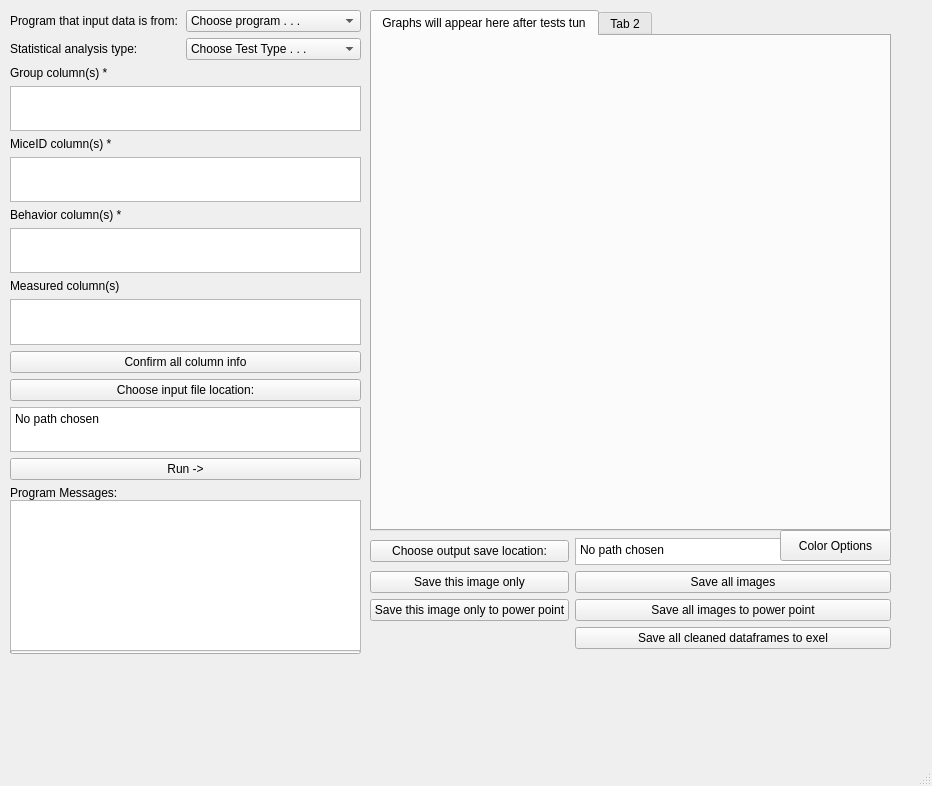
Above: mainwindow.ui from ZelikowskyLab/autograph_behavior before the change. Below: the same form after it.
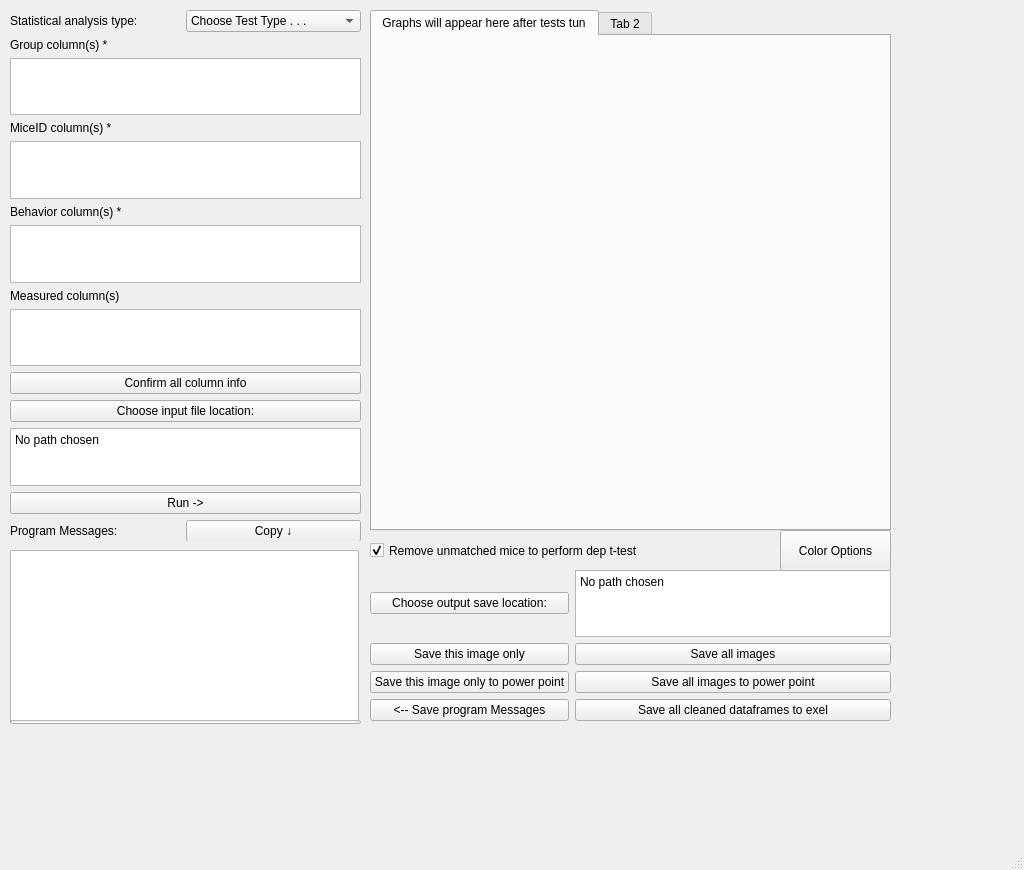
That is the form after the change.

Commit message: Improved dep ttest and ui

The edit to the form file:
```diff
--- a/mainwindow.ui
+++ b/mainwindow.ui
@@ -6,8 +6,8 @@
    <rect>
     <x>0</x>
     <y>0</y>
-    <width>932</width>
-    <height>786</height>
+    <width>1024</width>
+    <height>870</height>
    </rect>
   </property>
   <property name="windowTitle">
@@ -29,7 +29,7 @@
       <x>10</x>
       <y>10</y>
       <width>351</width>
-      <height>491</height>
+      <height>531</height>
      </rect>
     </property>
     <layout class="QGridLayout" name="input_params">
@@ -45,109 +45,52 @@
      <property name="horizontalSpacing">
       <number>5</number>
      </property>
-     <item row="18" column="0">
-      <widget class="QLabel" name="prog_msgs_label">
+     <item row="16" column="0">
+      <widget class="QPushButton" name="run_button">
        <property name="text">
-        <string>Program Messages:</string>
+        <string>Run -&gt;</string>
        </property>
       </widget>
      </item>
-     <item row="0" column="0">
-      <layout class="QHBoxLayout" name="horizontalLayout_2">
-       <item>
-        <widget class="QLabel" name="analysis_type_2">
-         <property name="text">
-          <string>Program that input data is from:</string>
-         </property>
-        </widget>
-       </item>
-       <item>
-        <widget class="QComboBox" name="analysis_type_combo_2">
-         <item>
-          <property name="text">
-           <string>Choose program . . .</string>
-          </property>
-         </item>
-         <item>
-          <property name="text">
-           <string>Observer</string>
-          </property>
-         </item>
-         <item>
-          <property name="text">
-           <string>Ethovision</string>
-          </property>
-         </item>
-        </widget>
-       </item>
-      </layout>
-     </item>
-     <item row="3" column="0">
+     <item row="2" column="0">
       <widget class="QLabel" name="grp_cols_label">
        <property name="text">
         <string>Group column(s) *</string>
        </property>
       </widget>
      </item>
-     <item row="4" column="0">
+     <item row="3" column="0">
       <widget class="QPlainTextEdit" name="grp_cols_input"/>
      </item>
-     <item row="7" column="0">
-      <widget class="QLabel" name="beh_cols_label">
-       <property name="text">
-        <string>Behavior column(s) *</string>
-       </property>
-      </widget>
-     </item>
-     <item row="16" column="0">
-      <widget class="QTextBrowser" name="in_location_text">
-       <property name="html">
-        <string>&lt;!DOCTYPE HTML PUBLIC &quot;-//W3C//DTD HTML 4.0//EN&quot; &quot;http://www.w3.org/TR/REC-html40/strict.dtd&quot;&gt;
-&lt;html&gt;&lt;head&gt;&lt;meta name=&quot;qrichtext&quot; content=&quot;1&quot; /&gt;&lt;meta charset=&quot;utf-8&quot; /&gt;&lt;style type=&quot;text/css&quot;&gt;
-p, li { white-space: pre-wrap; }
-hr { height: 1px; border-width: 0; }
-li.unchecked::marker { content: &quot;\2610&quot;; }
-li.checked::marker { content: &quot;\2612&quot;; }
-&lt;/style&gt;&lt;/head&gt;&lt;body style=&quot; font-family:'Segoe UI'; font-size:9pt; font-weight:400; font-style:normal;&quot;&gt;
-&lt;p style=&quot; margin-top:0px; margin-bottom:0px; margin-left:0px; margin-right:0px; -qt-block-indent:0; text-indent:0px;&quot;&gt;No path chosen&lt;/p&gt;&lt;/body&gt;&lt;/html&gt;</string>
-       </property>
-      </widget>
-     </item>
      <item row="14" column="0">
-      <widget class="QPushButton" name="confirm_col_info_button">
-       <property name="text">
-        <string>Confirm all column info</string>
-       </property>
-      </widget>
-     </item>
-     <item row="8" column="0">
-      <widget class="QPlainTextEdit" name="beh_cols_input"/>
-     </item>
-     <item row="12" column="0">
-      <widget class="QPlainTextEdit" name="measured_cols_input"/>
-     </item>
-     <item row="15" column="0">
       <widget class="QPushButton" name="in_location_button">
        <property name="text">
         <string>Choose input file location:</string>
        </property>
       </widget>
      </item>
-     <item row="10" column="0">
-      <widget class="QLabel" name="measured_cols_label">
-       <property name="text">
-        <string>Measured column(s)</string>
-       </property>
-      </widget>
+     <item row="7" column="0">
+      <widget class="QPlainTextEdit" name="beh_cols_input"/>
      </item>
      <item row="17" column="0">
-      <widget class="QPushButton" name="run_button">
-       <property name="text">
-        <string>Run -&gt;</string>
-       </property>
-      </widget>
+      <layout class="QHBoxLayout" name="horizontalLayout_2">
+       <item>
+        <widget class="QLabel" name="prog_msgs_label_2">
+         <property name="text">
+          <string>Program Messages:</string>
+         </property>
+        </widget>
+       </item>
+       <item>
+        <widget class="QPushButton" name="copy_prog_msgs">
+         <property name="text">
+          <string>Copy ↓</string>
+         </property>
+        </widget>
+       </item>
+      </layout>
      </item>
-     <item row="1" column="0">
+     <item row="0" column="0">
       <layout class="QHBoxLayout" name="horizontalLayout">
        <item>
         <widget class="QLabel" name="analysis_type">
@@ -183,14 +126,52 @@
       </layout>
      </item>
      <item row="5" column="0">
+      <widget class="QPlainTextEdit" name="mice_cols_input"/>
+     </item>
+     <item row="13" column="0">
+      <widget class="QPushButton" name="confirm_col_info_button">
+       <property name="text">
+        <string>Confirm all column info</string>
+       </property>
+      </widget>
+     </item>
+     <item row="15" column="0">
+      <widget class="QTextBrowser" name="in_location_text">
+       <property name="html">
+        <string>&lt;!DOCTYPE HTML PUBLIC &quot;-//W3C//DTD HTML 4.0//EN&quot; &quot;http://www.w3.org/TR/REC-html40/strict.dtd&quot;&gt;
+&lt;html&gt;&lt;head&gt;&lt;meta name=&quot;qrichtext&quot; content=&quot;1&quot; /&gt;&lt;meta charset=&quot;utf-8&quot; /&gt;&lt;style type=&quot;text/css&quot;&gt;
+p, li { white-space: pre-wrap; }
+hr { height: 1px; border-width: 0; }
+li.unchecked::marker { content: &quot;\2610&quot;; }
+li.checked::marker { content: &quot;\2612&quot;; }
+&lt;/style&gt;&lt;/head&gt;&lt;body style=&quot; font-family:'Segoe UI'; font-size:9pt; font-weight:400; font-style:normal;&quot;&gt;
+&lt;p style=&quot; margin-top:0px; margin-bottom:0px; margin-left:0px; margin-right:0px; -qt-block-indent:0; text-indent:0px;&quot;&gt;No path chosen&lt;/p&gt;&lt;/body&gt;&lt;/html&gt;</string>
+       </property>
+      </widget>
+     </item>
+     <item row="6" column="0">
+      <widget class="QLabel" name="beh_cols_label">
+       <property name="text">
+        <string>Behavior column(s) *</string>
+       </property>
+      </widget>
+     </item>
+     <item row="11" column="0">
+      <widget class="QPlainTextEdit" name="measured_cols_input"/>
+     </item>
+     <item row="4" column="0">
       <widget class="QLabel" name="mice_cols_label">
        <property name="text">
         <string>MiceID column(s) *</string>
        </property>
       </widget>
      </item>
-     <item row="6" column="0">
-      <widget class="QPlainTextEdit" name="mice_cols_input"/>
+     <item row="9" column="0">
+      <widget class="QLabel" name="measured_cols_label">
+       <property name="text">
+        <string>Measured column(s)</string>
+       </property>
+      </widget>
      </item>
     </layout>
    </widget>
@@ -198,9 +179,9 @@
     <property name="geometry">
      <rect>
       <x>370</x>
-      <y>538</y>
+      <y>570</y>
       <width>521</width>
-      <height>111</height>
+      <height>151</height>
      </rect>
     </property>
     <layout class="QGridLayout" name="save_graph_options">
@@ -260,6 +241,13 @@
        </property>
       </widget>
      </item>
+     <item row="3" column="0">
+      <widget class="QPushButton" name="save_prog_msgs">
+       <property name="text">
+        <string>&lt;-- Save program Messages</string>
+       </property>
+      </widget>
+     </item>
     </layout>
    </widget>
    <widget class="QTabWidget" name="tabWidget">
@@ -310,7 +298,7 @@
     <property name="geometry">
      <rect>
       <x>10</x>
-      <y>650</y>
+      <y>720</y>
       <width>351</width>
       <height>4</height>
      </rect>
@@ -337,20 +325,42 @@
       <x>780</x>
       <y>530</y>
       <width>111</width>
-      <height>31</height>
+      <height>41</height>
      </rect>
     </property>
     <property name="text">
      <string>Color Options</string>
     </property>
    </widget>
+   <widget class="QCheckBox" name="remove_mice_box">
+    <property name="enabled">
+     <bool>true</bool>
+    </property>
+    <property name="geometry">
+     <rect>
+      <x>370</x>
+      <y>530</y>
+      <width>351</width>
+      <height>41</height>
+     </rect>
+    </property>
+    <property name="autoFillBackground">
+     <bool>false</bool>
+    </property>
+    <property name="text">
+     <string>Remove unmatched mice to perform dep t-test</string>
+    </property>
+    <property name="checked">
+     <bool>true</bool>
+    </property>
+   </widget>
    <widget class="QTextBrowser" name="prog_msgs_text">
     <property name="geometry">
      <rect>
       <x>10</x>
-      <y>500</y>
-      <width>351</width>
-      <height>151</height>
+      <y>550</y>
+      <width>349</width>
+      <height>171</height>
      </rect>
     </property>
    </widget>
```
Left out of the diff: 2 changed lines with no effect on the pictures. The commit also changes 7 other files.
